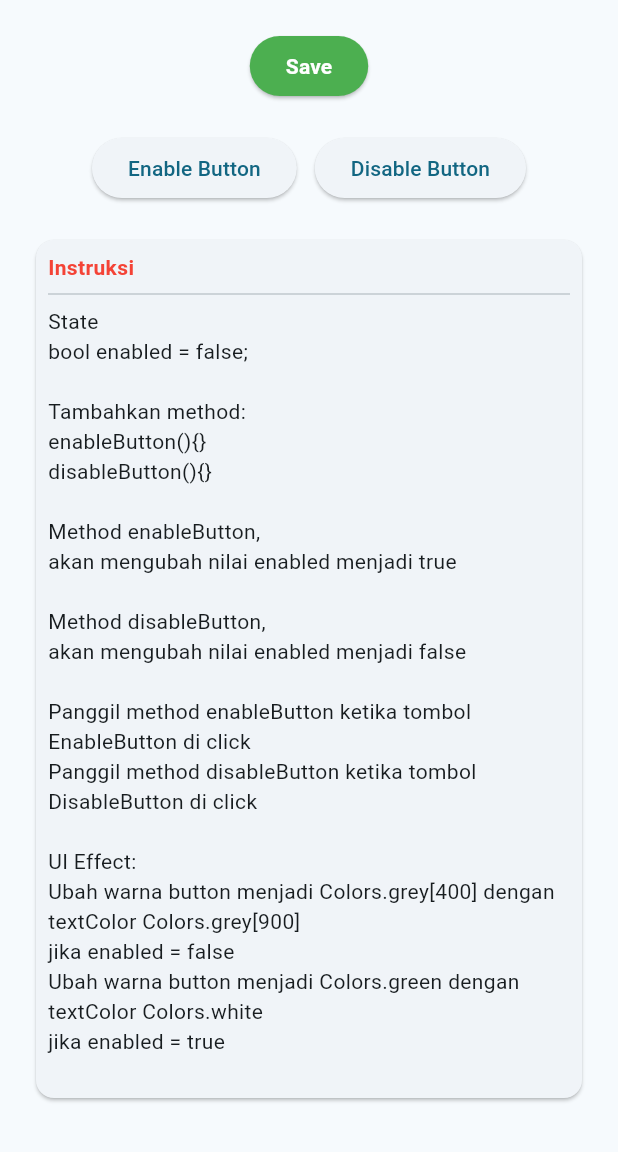
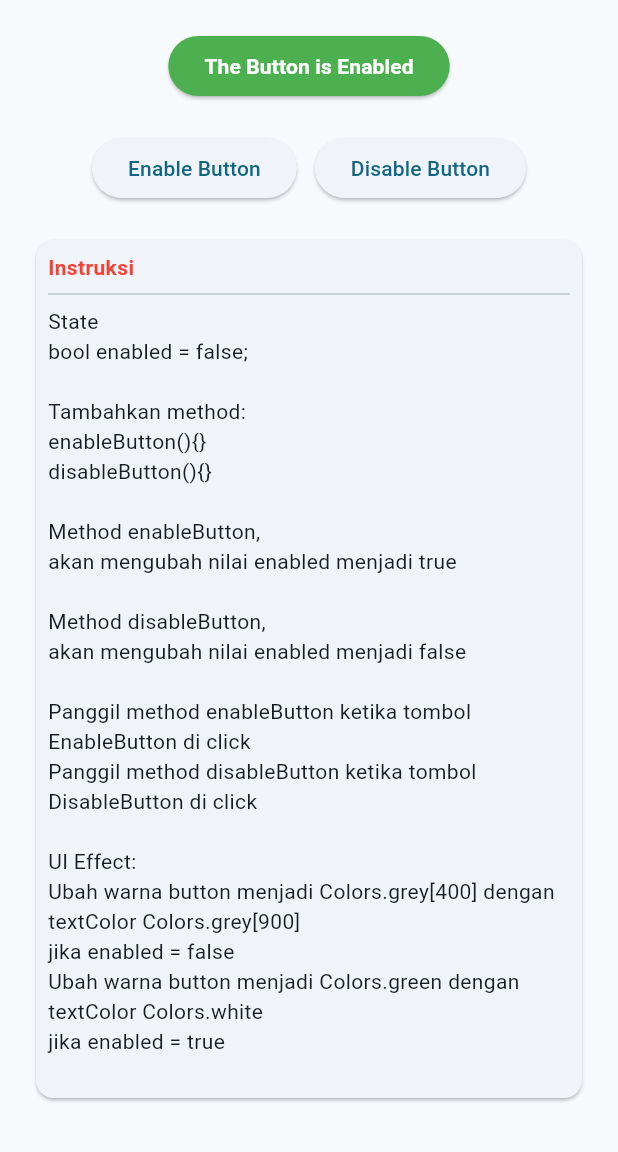
Before and after one commit to lypsisrudiansyah/flutter_exercise1002, a Flutter app: the DisabledButtonView screen opened directly, after a tap on "Enable Button", on a phone screen of 412 x 824 dp, the part 84-1236 px from its top. Run offline on Flutter 3.47's test engine with Material 2 defaults, Android fonts, the phone set to English and light mode, and no system bars; our stand-ins replace google_fonts, shared_preferences; accounts and stored records are empty.

Commit message:
🐛 fix(disabled_button_controller.dart): add enableButton and disableButton methods ✨ feat(disabled_button_view.dart): update button behavior based on controller.enabled value

```diff
--- a/lib/module/case/disabled_button/controller/disabled_button_controller.dart
+++ b/lib/module/case/disabled_button/controller/disabled_button_controller.dart
@@ -5,6 +5,7 @@ import '../view/disabled_button_view.dart';
 class DisabledButtonController extends State<DisabledButtonView> {
   static late DisabledButtonController instance;
   late DisabledButtonView view;
+  bool enabled = false;
 
   @override
   void initState() {
@@ -17,4 +18,15 @@ class DisabledButtonController extends State<DisabledButtonView> {
 
   @override
   Widget build(BuildContext context) => widget.build(context, this);
+
+  void enableButton() {
+    enabled = true;
+    setState(() {});
+  }
+
+  void disableButton() {
+    enabled = false;
+    setState(() {});
+  }
+
 }
--- a/lib/module/case/disabled_button/view/disabled_button_view.dart
+++ b/lib/module/case/disabled_button/view/disabled_button_view.dart
@@ -23,10 +23,10 @@ class DisabledButtonView extends StatefulWidget {
                 style: ElevatedButton.styleFrom(
                   backgroundColor: Colors.green,
                 ),
-                onPressed: () {},
-                child: const Text(
-                  "Save",
-                  style: TextStyle(
+                onPressed: controller.enabled ? () {} : null,
+                child: Text(
+                  controller.enabled ? "The Button is Enabled" : "The Button is Disabled",
+                  style: const TextStyle(
                     fontWeight: FontWeight.bold,
                     color: Colors.white,
                   ),
@@ -39,14 +39,14 @@ class DisabledButtonView extends StatefulWidget {
                 mainAxisAlignment: MainAxisAlignment.center,
                 children: [
                   ElevatedButton(
-                    onPressed: () {},
+                    onPressed: () => controller.enableButton(),
                     child: const Text("Enable Button"),
                   ),
                   const SizedBox(
                     width: 12.0,
                   ),
                   ElevatedButton(
-                    onPressed: () {},
+                    onPressed: () => controller.disableButton(),
                     child: const Text("Disable Button"),
                   ),
                 ],
@@ -58,7 +58,7 @@ class DisabledButtonView extends StatefulWidget {
                 child: Container(
                   width: MediaQuery.of(context).size.width,
                   padding: const EdgeInsets.all(8.0),
-                  child:  Column(
+                  child: Column(
                     crossAxisAlignment: CrossAxisAlignment.start,
                     children: const [
                       Text(
```
